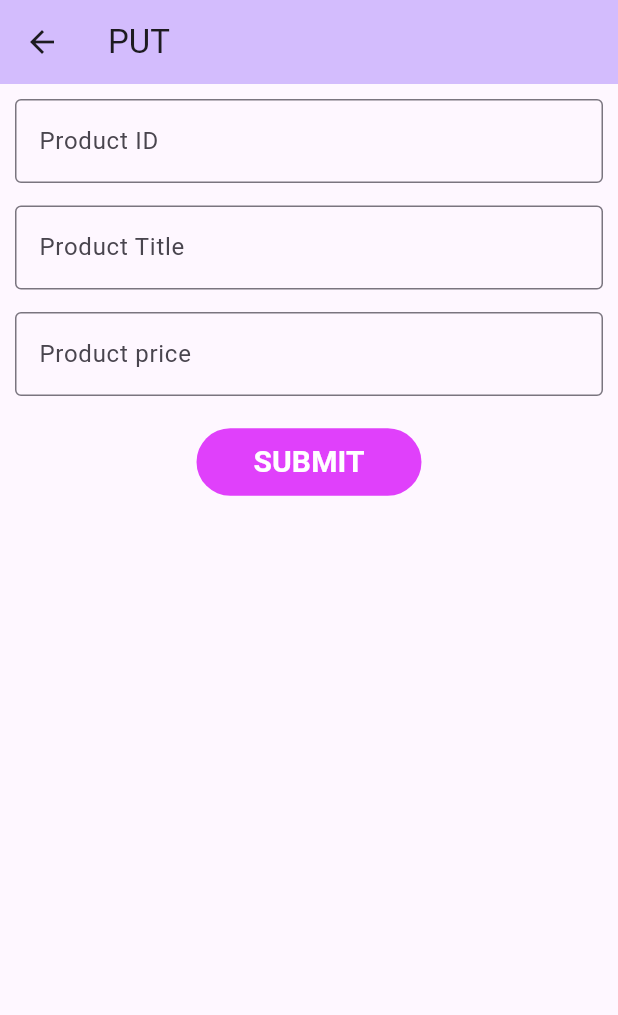
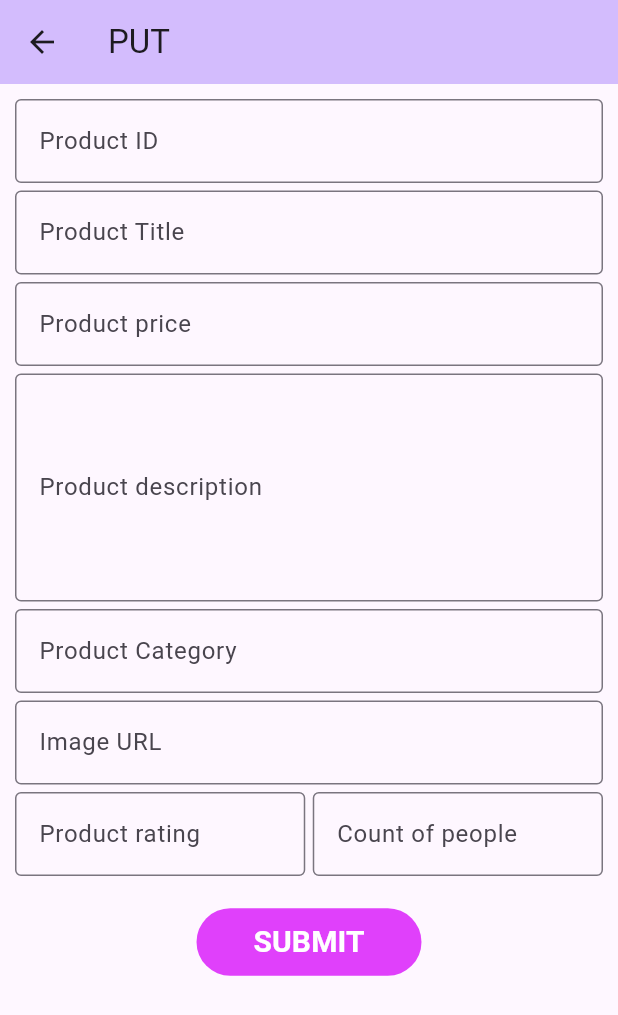
Before and after one commit to Muhammed-IrfanAC/Dart-rest-api-app, a Flutter app: the screen it shows after launch, after a tap on "PUT", on a phone screen of 412 x 824 dp. Shown: the top 1015 px of the screen. Run offline on Flutter 3.47's test engine with Material 3 defaults, Android fonts, the phone set to English and light mode, and no system bars; network calls fail.

Commit message:
App with PUT - Updated app

```diff
--- a/lib/main.dart
+++ b/lib/main.dart
@@ -99,7 +99,7 @@ class _MyHomePageState extends State<MyHomePage> {
                     Navigator.push(
                         context,
                         MaterialPageRoute(
-                            builder: (context) => const Put_Page()));
+                            builder: (context) => PutPage(apiUrl: apiController.text)));
                   }),
             ),
             SizedBox(
--- a/lib/screens/put_screen.dart
+++ b/lib/screens/put_screen.dart
@@ -1,13 +1,25 @@
 import 'package:flutter/material.dart';
 
-class Put_Page extends StatefulWidget {
-  const Put_Page({super.key});
+import '../services/crud.dart';
+
+class PutPage extends StatefulWidget {
+  const PutPage({super.key, required this.apiUrl});
+  final String apiUrl;
 
   @override
-  State<Put_Page> createState() => _Put_PageState();
+  State<PutPage> createState() => _PutPageState();
 }
 
-class _Put_PageState extends State<Put_Page> {
+class _PutPageState extends State<PutPage> {
+  final idController = TextEditingController();
+  final titleController = TextEditingController();
+  final priceController = TextEditingController();
+  final descController = TextEditingController();
+  final categoryController = TextEditingController();
+  final imgController = TextEditingController();
+  final rateController = TextEditingController();
+  final countController = TextEditingController();
+
   @override
   Widget build(BuildContext context) {
     return Scaffold(
@@ -15,48 +27,152 @@ class _Put_PageState extends State<Put_Page> {
         backgroundColor: Theme.of(context).colorScheme.inversePrimary,
         title: const Text("PUT"),
       ),
-      body: Container(
-        margin: EdgeInsets.all(10),
+      body: SingleChildScrollView(
+        child: Container(
+          margin: const EdgeInsets.all(10),
           child: Column(
             children: [
               TextField(
-              decoration: InputDecoration(
+                controller: idController,
+                decoration: const InputDecoration(
                     border: OutlineInputBorder(),
                     labelText: 'Product ID',
-                  hintText: 'Enter the product ID'
+                    hintText: 'Enter the product ID'),
               ),
-            ),
-            SizedBox(height: 15),
+              const SizedBox(height: 5),
               TextField(
-              decoration: InputDecoration(
+                controller: titleController,
+                decoration: const InputDecoration(
                     border: OutlineInputBorder(),
                     labelText: 'Product Title',
-                  hintText: 'Enter the Updaeted Product Title'
+                    hintText: 'Enter the Updaeted Product Title'),
               ),
-            ),
-            SizedBox(height: 15),
+              const SizedBox(height: 5),
               TextField(
-              decoration: InputDecoration(
+                controller: priceController,
+                decoration: const InputDecoration(
                   border: OutlineInputBorder(),
                   labelText: 'Product price',
                   hintText: 'Enter the Updated Product Price',
                 ),
               ),
-            SizedBox(height: 20),
+              const SizedBox(height: 5),
+              TextField(
+                controller: descController,
+                maxLines: 5,
+                decoration: const InputDecoration(
+                  border: OutlineInputBorder(),
+                  labelText: 'Product description',
+                  hintText: 'Enter the Product description',
+                ),
+              ),
+              const SizedBox(height: 5),
+              TextField(
+                controller: categoryController,
+                decoration: const InputDecoration(
+                  border: OutlineInputBorder(),
+                  labelText: 'Product Category',
+                  hintText: 'Enter the Product Category',
+                ),
+              ),
+              const SizedBox(height: 5),
+              TextField(
+                controller: imgController,
+                decoration: const InputDecoration(
+                  border: OutlineInputBorder(),
+                  labelText: 'Image URL',
+                  hintText: 'Enter the Image URL',
+                ),
+              ),
+              const SizedBox(height: 5),
+              Row(children: [
+                Flexible(
+                  child: TextField(
+                    controller: rateController,
+                    decoration: const InputDecoration(
+                      border:
+                          OutlineInputBorder(borderSide: BorderSide(width: 90)),
+                      labelText: 'Product rating',
+                      hintText: 'Enter the Product rating',
+                    ),
+                  ),
+                ),
+                const SizedBox(
+                  width: 5,
+                ),
+                Flexible(
+                  child: TextField(
+                    controller: countController,
+                    decoration: const InputDecoration(
+                      border:
+                          OutlineInputBorder(borderSide: BorderSide(width: 90)),
+                      labelText: 'Count of people',
+                      hintText: 'Enter the count',
+                    ),
+                  ),
+                ),
+              ]),
+              const SizedBox(height: 20),
               SizedBox(
                 width: 150,
                 child: TextButton(
                     style: TextButton.styleFrom(
-                      backgroundColor: Colors.purpleAccent
+                        backgroundColor: Colors.purpleAccent),
+                    child: const Text("SUBMIT",
+                        style: TextStyle(
+                            fontWeight: FontWeight.bold,
+                            color: Colors.white,
+                            fontSize: 20)),
+                    onPressed: () async {
+                      if (idController.text.isEmpty){
+                        FocusScope.of(context).unfocus();
+                        ScaffoldMessenger.of(context).showSnackBar(
+                          const SnackBar(
+                            content: Text('Invalid ID!'),
+                            duration: Duration(seconds: 2),
                           ),
-                  child: Text("SUBMIT", style: TextStyle(fontWeight: FontWeight.bold, color: Colors.white, fontSize: 20)),
-                  onPressed: (){
-                    print("Submit clicked");
+                        );
+                        return;
+                      }
+
+                      var res = await Crud().patch(
+                        widget.apiUrl,
+                        int.tryParse(idController.text),
+                        titleController.text.isNotEmpty ? titleController.text : null,
+                        priceController.text.isNotEmpty ? double.parse(priceController.text) : null,
+                        descController.text.isNotEmpty ? descController.text : null,
+                        categoryController.text.isNotEmpty ? categoryController.text : null,
+                        imgController.text.isNotEmpty ? imgController.text : null,
+                        rateController.text.isNotEmpty ? double.parse(rateController.text) : null,
+                        countController.text.isNotEmpty ? int.parse(countController.text) : null,
+                      );
+
+                      if (res == 200) {
+                        ScaffoldMessenger.of(context).showSnackBar(
+                          const SnackBar(
+                            content: Text('Update successful!'),
+                            duration: Duration(seconds: 2),
+                          ),
+                        );
+                        FocusScope.of(context).unfocus();
+                        setState(() {
+                          idController.clear();
+                          titleController.clear();
+                          priceController.clear();
+                          descController.clear();
+                          categoryController.clear();
+                          imgController.clear();
+                          rateController.clear();
+                          countController.clear();
+                        });
+                      }
+
                     }),
               )
             ],
           ),
         ),
+      ),
     );
   }
 }
--- a/lib/services/crud.dart
+++ b/lib/services/crud.dart
@@ -4,8 +4,8 @@ import 'package:http/http.dart' as http;
 import 'package:rest_api/models/product_model.dart';
 
 class Crud {
-  Future<List<ProductModel>> get(String url) async {
-    final response = await http.get(Uri.parse(url));
+  Future<List<ProductModel>> get(String apiUrl) async {
+    final response = await http.get(Uri.parse(apiUrl));
     if (response.statusCode == 200) {
       var data = jsonDecode(response.body);
 
@@ -38,7 +38,25 @@ class Crud {
     }
   }
 
-  Future<dynamic> put(String apiUrl) async {}
+  Future<dynamic> patch(String apiUrl, int? id, String? title, double? price,
+      String? description, String? category, String? image, double? rate,
+      int? count) async {
+    final response = await http.patch(Uri.parse("$apiUrl/$id"),
+    body: jsonEncode({
+      "id": id,
+      "title": title,
+      "price": price,
+      "description": description,
+      "category": category,
+      "image": image,
+      "rating": {"rate": rate, "count": count}
+    }));
+    if(response.statusCode==200 ) {
+      return 200;
+    } else {
+      throw Exception('Failed POST');
+    }
+  }
 
   Future<dynamic> delete(String apiUrl) async {}
 }
```
Also changed, not shown: lib/screens/post_screen.dart (+27 -24 lines), pubspec.lock. Lines whose indentation alone changed are shown as unchanged.
